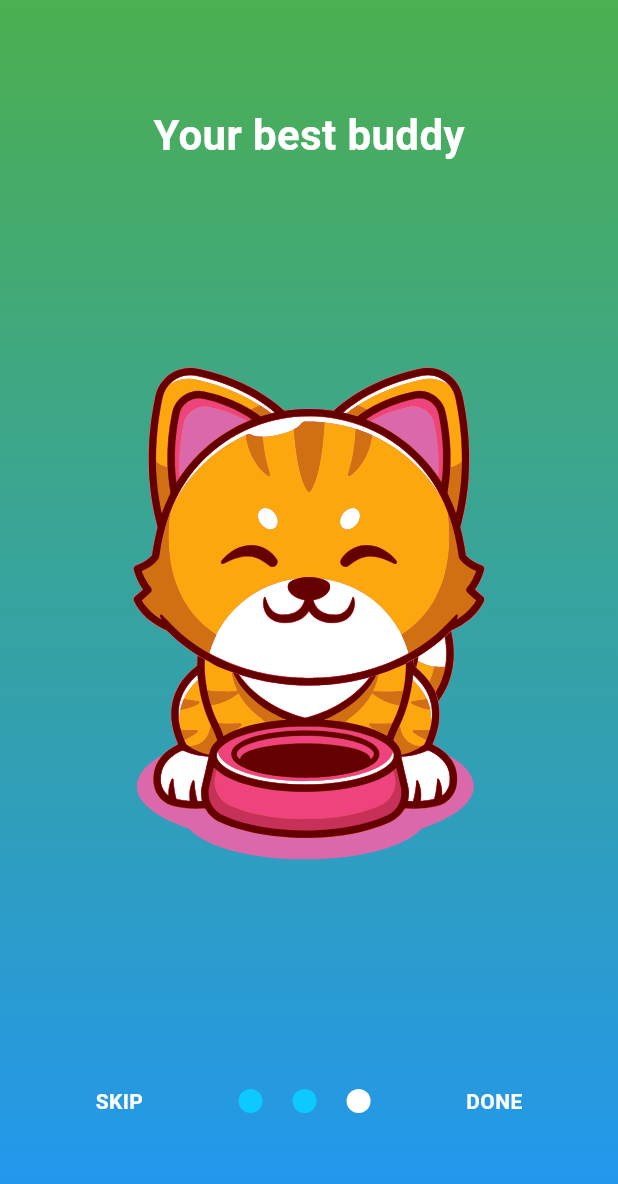
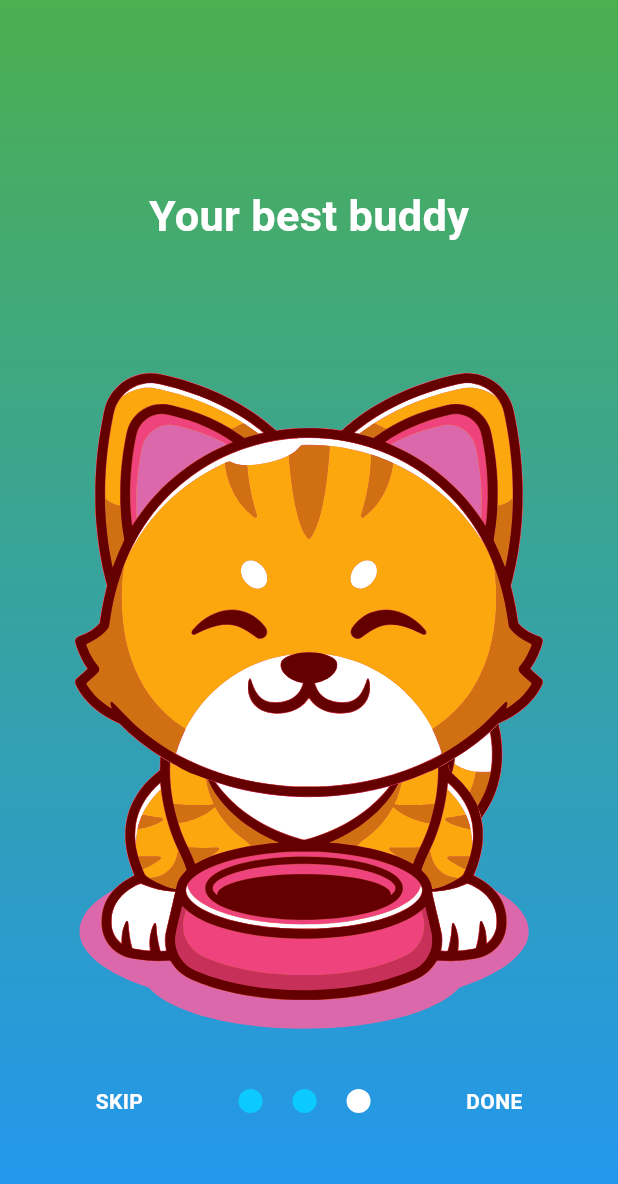
Before and after one commit to Geopaul94/cat_dog_project, a Flutter app: the screen it shows after launch, swiped to page 3, on a phone screen of 412 x 824 dp. Shown: the top 1184 px of the screen. Run offline on Flutter 3.47's test engine with Material 3 defaults, Android fonts, the phone set to English and light mode, and no system bars; drawn by our look-alikes of smooth_page_indicator; our stand-ins replace awesome_notifications, cloud_firestore, firebase_auth, firebase_core, flutter_local_notifications, flutter_slidable and 10 more; missing offline and left inert: flutter_pdfview, syncfusion_flutter_pdfviewer; accounts and stored records are empty.

Commit message:
app completed and user page remaining

```diff
--- a/lib/screens/main_pages/reminder_page/add_reminder.dart
+++ b/lib/screens/main_pages/reminder_page/add_reminder.dart
@@ -358,7 +358,7 @@
                         // Schedule the notification
                         AwesomeNotifications().createNotification(
                           content: NotificationContent(
-                            id: 1,
+                            id: 2,
                             channelKey: 'basic_channel',
                             title: remindertype,
                             body: note,
--- a/lib/screens/onboarding_screens/intro_page_three.dart
+++ b/lib/screens/onboarding_screens/intro_page_three.dart
@@ -1,3 +1,53 @@
+// import 'package:flutter/material.dart';
+// import 'package:lottie/lottie.dart';
+
+// class PageThree extends StatelessWidget {
+//   const PageThree({super.key});
+
+//   @override
+//   Widget build(BuildContext context) {
+//     return Container(
+//       decoration: const BoxDecoration(
+//         gradient: LinearGradient(
+//           begin: Alignment.bottomCenter,
+//           end: Alignment.topCenter,
+//           colors: [
+//             Colors.blue,
+//             Colors.green,
+//           ],
+//         ),
+//       ),
+//       child: SafeArea(
+//         child: Column(
+//           children: [
+//             const SizedBox(
+//               height: 70,
+//             ),
+//             const Text(
+//               "Your best buddy",
+//               style: TextStyle(
+//                 color: Colors.white,
+//                 fontSize: 28,
+//                 fontWeight: FontWeight.bold,
+//               ),
+//             ),
+//             SizedBox(
+//               height: MediaQuery.of(context).size.height * 0.7,
+//               width: MediaQuery.of(context).size.width * 0.6,
+//               child: Lottie.asset(
+//                 'assets/cat.json',
+//               ),
+//             ),
+//             const SizedBox(
+//               height: 20,
+//             ),
+//           ],
+//         ),
+//       ),
+//     );
+//   }
+// }
+
 import 'package:flutter/material.dart';
 import 'package:lottie/lottie.dart';
 
@@ -6,6 +56,8 @@
 
   @override
   Widget build(BuildContext context) {
+    final size = MediaQuery.of(context).size;
+
     return Container(
       decoration: const BoxDecoration(
         gradient: LinearGradient(
@@ -19,27 +71,28 @@
       ),
       child: SafeArea(
         child: Column(
+          mainAxisAlignment: MainAxisAlignment.center,
           children: [
-            const SizedBox(
-              height: 70,
+            SizedBox(
+              height: size.height * 0.10,
             ),
-            const Text(
+            Text(
               "Your best buddy",
               style: TextStyle(
                 color: Colors.white,
-                fontSize: 28,
+                fontSize: size.width * 0.07,
                 fontWeight: FontWeight.bold,
               ),
             ),
             SizedBox(
-              height: MediaQuery.of(context).size.height * 0.7,
-              width: MediaQuery.of(context).size.width * 0.6,
+              height: size.height * 0.7,
+              width: size.width * 0.8,
               child: Lottie.asset(
                 'assets/cat.json',
               ),
             ),
-            const SizedBox(
-              height: 20,
+            SizedBox(
+              height: size.height * 0.05,
             ),
           ],
         ),
```
Also changed, not shown: lib/screens/onboarding_screens/onboarding_screen.dart (+0 -107 lines).
